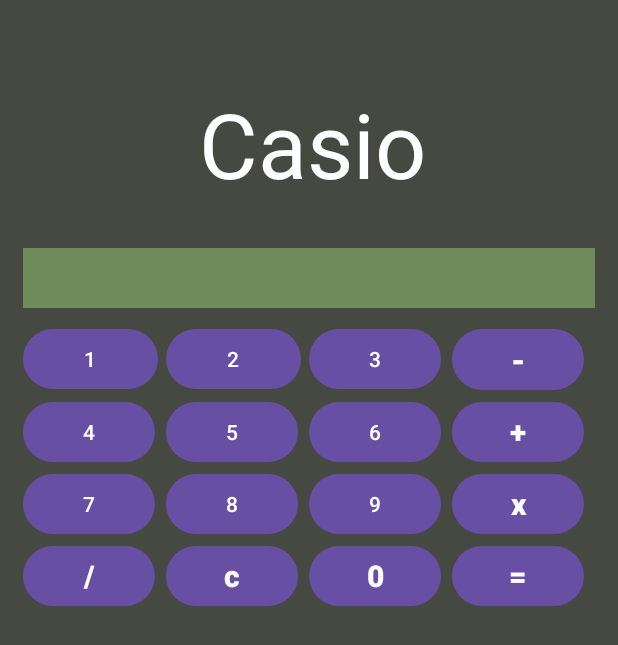
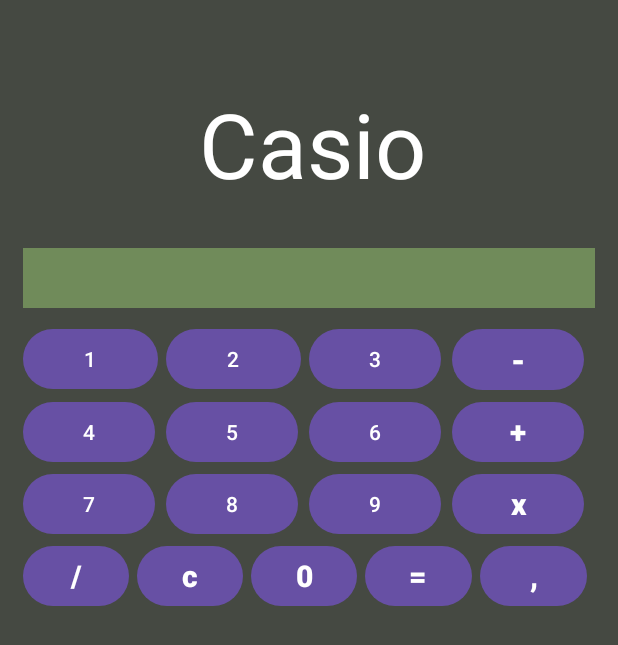
Before and after one commit to Adictos-Al-Codigo/calculadora, an Android app: the screen it shows after launch (MainActivity), on a phone screen of 412 x 824 dp. Shown: the top 645 px of the screen. Run offline under Robolectric (Android 15) with nearby library versions, the light colour scheme and no system bars.

Commit message:
Añadido operaciones con la coma

```diff
--- a/app/src/main/res/layout/activity_main.xml
+++ b/app/src/main/res/layout/activity_main.xml
@@ -327,6 +327,24 @@
                         android:textSize="20dp"
                         />
                 </LinearLayout>
+
+                <LinearLayout
+                    android:layout_width="0dp"
+                    android:layout_height="wrap_content"
+                    android:layout_weight="1"
+                    android:orientation="horizontal"
+                    android:layout_marginEnd="5dp"
+                    android:layout_marginRight="5dp">
+
+                    <Button
+                        android:id="@+id/btn_coma"
+                        android:layout_width="wrap_content"
+                        android:layout_height="wrap_content"
+                        android:text="@string/coma"
+                        android:textStyle="bold"
+                        android:textSize="20dp"
+                        />
+                </LinearLayout>
             </TableRow>
         </TableLayout>
 
--- a/app/src/main/res/values/strings.xml
+++ b/app/src/main/res/values/strings.xml
@@ -23,4 +23,5 @@
     <string name="division">/</string>
     <string name="borrar">c</string>
     <string name="igual">=</string>
+    <string name="coma">,</string>
 </resources>
```
Also changed, not shown: app/src/main/java/com/jahircelorio/calculadora/MainActivity.java (+30 -1 lines).
